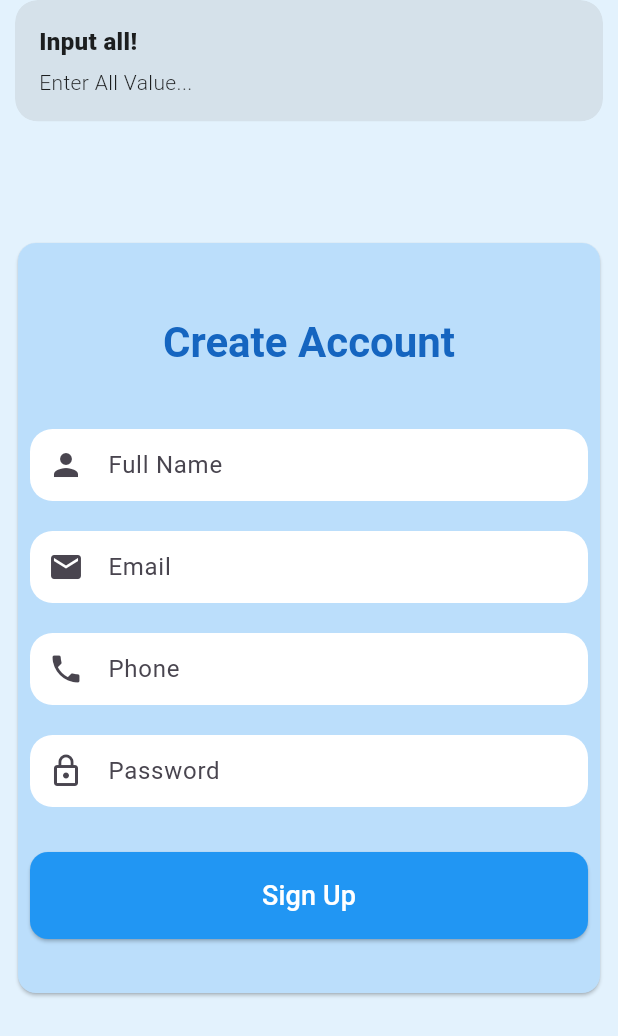
After one commit to deeppatel2610/budget_app, a Flutter app: the SignUpScreen screen opened directly, after a tap on "Sign Up", on a phone screen of 412 x 824 dp. The commit adds this screen. Shown: the top 1036 px of the screen. Run offline on Flutter 3.47's test engine with Material 3 defaults, Android fonts, the phone set to English and light mode, and no system bars; our stand-ins replace buttons_tabbar, flutter_slidable, get, google_fonts, image_picker, sqflite and 1 more; accounts and stored records are empty; network calls fail.

Commit message:
4 9 2025

```diff
--- a/lib/Budget App/controller/DB helper/db_helper.dart
+++ b/lib/Budget App/controller/DB helper/db_helper.dart
@@ -33,6 +33,8 @@ class DbHelper {
         name TEXT,
         phone TEXT,
         email TEXT,
+        password TEXT,
+        isCheck INTEGER,
         img BLOB
         )''';
 
--- a/lib/Budget App/controller/DB helper/user_db_helper.dart
+++ b/lib/Budget App/controller/DB helper/user_db_helper.dart
@@ -1,4 +1,3 @@
-
 import 'dart:typed_data';
 
 import 'package:adv_flutter_ch_3/Budget%20App/controller/DB%20helper/db_helper.dart';
@@ -13,10 +12,12 @@ class UserDbHelper {
   Future<Database?> get database async =>
       _database ?? await DbHelper.dbHelper.createDatabase();
 
-  Future<void> insertUser(String name, phone, email) async {
+  Future<void> insertUser(
+      String name, phone, email, password, int isCheck) async {
     Database? db = await database;
-    String query = "INSERT INTO user(name,phone,email) VALUES(?,?,?)";
-    List args = [name, phone, email];
+    String query =
+        "INSERT INTO user(name,phone,email,password,isCheck) VALUES(?,?,?,?,?)";
+    List args = [name, phone, email, password, isCheck];
     await db!.rawQuery(query, args);
   }
 
--- a/lib/Budget App/main.dart
+++ b/lib/Budget App/main.dart
@@ -1,3 +1,5 @@
+import 'package:adv_flutter_ch_3/Budget%20App/screens/auth/login_page.dart';
+import 'package:adv_flutter_ch_3/Budget%20App/screens/auth/sign_up_page.dart';
 import 'package:adv_flutter_ch_3/Budget%20App/screens/bottom%20navigation%20bar/bottom_navigation_bar.dart';
 import 'package:adv_flutter_ch_3/Budget%20App/screens/flash%20screen/flash_screen.dart';
 import 'package:adv_flutter_ch_3/Budget%20App/screens/home/all%20categories%20page/all_categories_page.dart';
@@ -22,6 +24,14 @@ class BudgetApp extends StatelessWidget {
         GetPage(
           name: '/',
           page: () => const FlashScreen(),
+        ),
+        GetPage(
+          name: '/SignUpScreen',
+          page: () => const SignUpScreen(),
+        ),
+        GetPage(
+          name: '/LoginPage',
+          page: () => const LoginPage(),
         ),
         GetPage(
           name: '/BottomNavigationBarPage',
--- a/lib/Budget App/model/user_model.dart
+++ b/lib/Budget App/model/user_model.dart
@@ -1,7 +1,8 @@
 import 'dart:typed_data';
 
 class UserModel {
-  String? name, phone, email;
+  String? name, phone, email, password;
+  int? isCheck;
   Uint8List? img;
 
   UserModel({
@@ -9,13 +10,18 @@ class UserModel {
     required this.phone,
     required this.email,
     required this.name,
+    required this.password,
+    required this.isCheck,
   });
 
   factory UserModel.fromMap(Map m1) {
     return UserModel(
-        img: m1['image'],
-        phone: m1['phone'],
-        email: m1['email'],
-        name: m1['name']);
+      img: m1['image'],
+      phone: m1['phone'],
+      email: m1['email'],
+      name: m1['name'],
+      password: m1['password'],
+      isCheck: m1['isCheck'],
+    );
   }
 }
--- /dev/null
+++ b/lib/Budget App/screens/auth/component/custom_text_field.dart
@@ -0,0 +1,36 @@
+
+import 'package:flutter/material.dart';
+
+class CustomTextField extends StatelessWidget {
+  final IconData icon;
+  final String hintText;
+  final bool obscureText;
+  final TextEditingController controller;
+
+  const CustomTextField({
+    super.key,
+    required this.icon,
+    required this.hintText,
+    this.obscureText = false,
+    required this.controller
+  });
+
+  @override
+  Widget build(BuildContext context) {
+    return TextField(
+      controller: controller,
+      obscureText: obscureText,
+      decoration: InputDecoration(
+        prefixIcon: Icon(icon),
+        hintText: hintText,
+        filled: true,
+        fillColor: Colors.white,
+        contentPadding: const EdgeInsets.symmetric(horizontal: 20),
+        border: OutlineInputBorder(
+          borderRadius: BorderRadius.circular(15),
+          borderSide: BorderSide.none,
+        ),
+      ),
+    );
+  }
+}
--- /dev/null
+++ b/lib/Budget App/screens/auth/sign_up_page.dart
@@ -0,0 +1,127 @@
+import 'package:adv_flutter_ch_3/Budget%20App/screens/auth/component/custom_text_field.dart';
+import 'package:adv_flutter_ch_3/Budget%20App/screens/auth/login_page.dart';
+import 'package:adv_flutter_ch_3/api%20app/screens/home_page.dart';
+import 'package:flutter/material.dart';
+import 'package:get/get.dart';
+
+import '../profile/profile_page.dart';
+
+class SignUpScreen extends StatelessWidget {
+  const SignUpScreen({super.key});
+
+  @override
+  Widget build(BuildContext context) {
+    return Scaffold(
+      backgroundColor: Colors.blue[50],
+      body: Center(
+        child: Padding(
+          padding: const EdgeInsets.all(8.0),
+          child: SingleChildScrollView(
+            child: Card(
+              color: Colors.blue.shade100,
+              child: Container(
+                width: double.infinity,
+                height: 500,
+                decoration:
+                    BoxDecoration(borderRadius: BorderRadius.circular(15)),
+                child: Padding(
+                  padding: const EdgeInsets.all(8.0),
+                  child: Column(
+                    crossAxisAlignment: CrossAxisAlignment.stretch,
+                    children: [
+                      const SizedBox(height: 40),
+                      Text(
+                        'Create Account',
+                        style: Theme.of(context)
+                            .textTheme
+                            .headlineMedium
+                            ?.copyWith(
+                              color: Colors.blue[800],
+                              fontWeight: FontWeight.bold,
+                            ),
+                        textAlign: TextAlign.center,
+                      ),
+                      const SizedBox(height: 40),
+
+                      // Name
+                      CustomTextField(
+                        icon: Icons.person,
+                        hintText: "Full Name",
+                        controller: profileController.txtName,
+                      ),
+                      const SizedBox(height: 20),
+
+                      // Email
+                      CustomTextField(
+                        icon: Icons.email,
+                        hintText: "Email",
+                        controller: profileController.txtEmail,
+                      ),
+                      const SizedBox(height: 20),
+
+                      // Number
+                      CustomTextField(
+                        icon: Icons.phone,
+                        hintText: "Phone",
+                        controller: profileController.txtPhone,
+                      ),
+                      const SizedBox(height: 20),
+
+                      //Password
+                      CustomTextField(
+                        icon: Icons.lock_outline,
+                        hintText: "Password",
+                        obscureText: true,
+                        controller: profileController.txtPassword,
+                      ),
+                      const SizedBox(height: 30),
+
+                      // Sign Up Button
+                      ElevatedButton(
+                        onPressed: () async {
+                          // Handle sign-up logic here
+                          profileController.registerUser(
+                            name: profileController.txtName.text,
+                            phone: profileController.txtPhone.text,
+                            email: profileController.txtEmail.text,
+                            password: profileController.txtPassword.text,
+                            isCheck: 1,
+                          );
+                          if (profileController.txtName.text != "" &&
+                              profileController.txtPhone.text != "" &&
+                              profileController.txtPassword.text != "" &&
+                              profileController.txtEmail.text != "") {
+                            await profileController.fetchUserData();
+                            if (profileController.userList[0].isCheck == 1) {
+                              Get.offAll(const LoginPage(),
+                                  transition: Transition.fadeIn,
+                                  duration: const Duration(milliseconds: 800));
+                            }
+                          } else {
+                            Get.snackbar(
+                              'Input all!',
+                              'Enter All Value...',
+                            );
+                          }
+                        },
+                        style: ElevatedButton.styleFrom(
+                          backgroundColor: Colors.blue,
+                          padding: const EdgeInsets.symmetric(vertical: 16),
+                          shape: RoundedRectangleBorder(
+                              borderRadius: BorderRadius.circular(12)),
+                        ),
+                        child: const Text('Sign Up',
+                            style:
+                                TextStyle(fontSize: 18, color: Colors.white)),
+                      ),
+                    ],
+                  ),
+                ),
+              ),
+            ),
+          ),
+        ),
+      ),
+    );
+  }
+}
--- a/lib/Budget App/screens/flash screen/flash_screen.dart
+++ b/lib/Budget App/screens/flash screen/flash_screen.dart
@@ -13,17 +13,13 @@ class FlashScreen extends StatelessWidget {
   Widget build(BuildContext context) {
     Timer.periodic(
       const Duration(seconds: 3),
-      (timer) {
-        if (profileController.isCheck == true) {
-          profileController.registerUser(
-            name: profileController.txtName.text,
-            phone: profileController.txtPhone.text,
-            email: profileController.txtEmail.text,
-          );
-          profileController.fetchUserData();
-
+      (timer) async {
+        await profileController.fetchUserData();
+        if (profileController.userList.isEmpty) {
+          Navigator.of(context).pushReplacementNamed("/SignUpScreen");
+        } else if (profileController.userList[0].isCheck == 1) {
+          Navigator.of(context).pushReplacementNamed("/LoginPage");
         }
-        Navigator.of(context).pushReplacementNamed('/BottomNavigationBarPage');
       },
     );
     return Scaffold(
--- a/lib/Budget App/screens/profile/profile_page.dart
+++ b/lib/Budget App/screens/profile/profile_page.dart
@@ -32,7 +32,7 @@ class ProfilePage extends StatelessWidget {
         actions: [
           IconButton(
             onPressed: () {
-              profileController.isCheck = false;
+              // profileController.isCheck = false;
               showDialog(
                 context: context,
                 builder: (context) => AlertDialog(
```
Also changed, not shown: lib/Budget App/controller/profile_controller.dart (+12 -10 lines), lib/Budget App/screens/auth/login_page.dart (added, +93 -0 lines), pubspec.lock, 1 other file.
